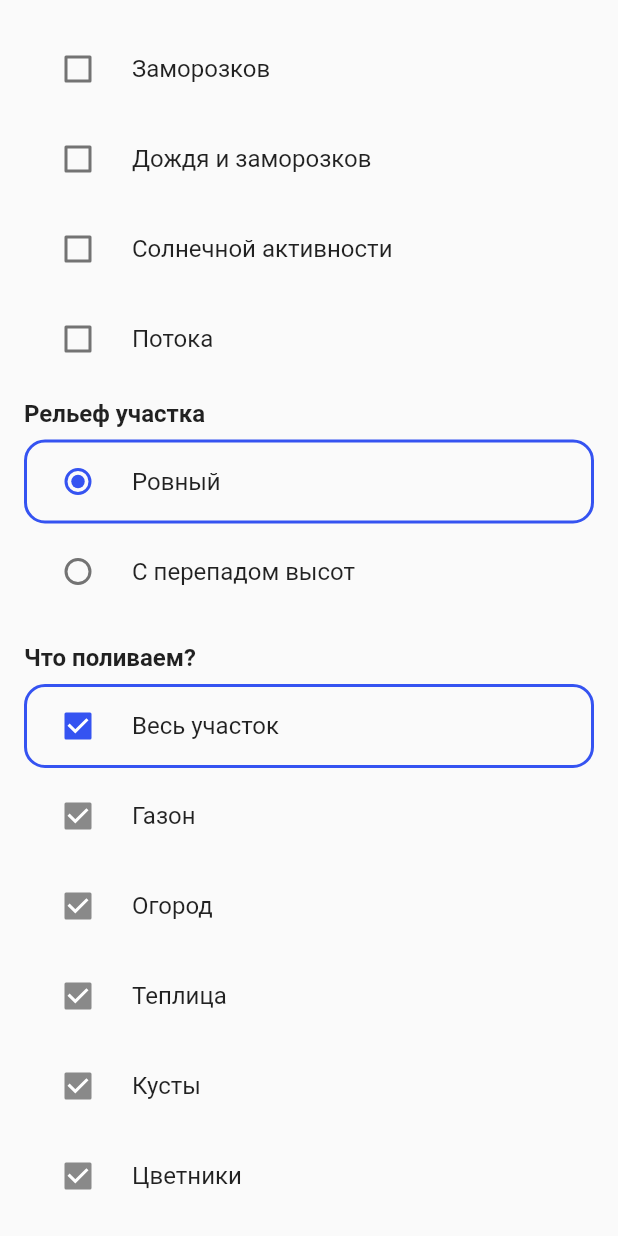
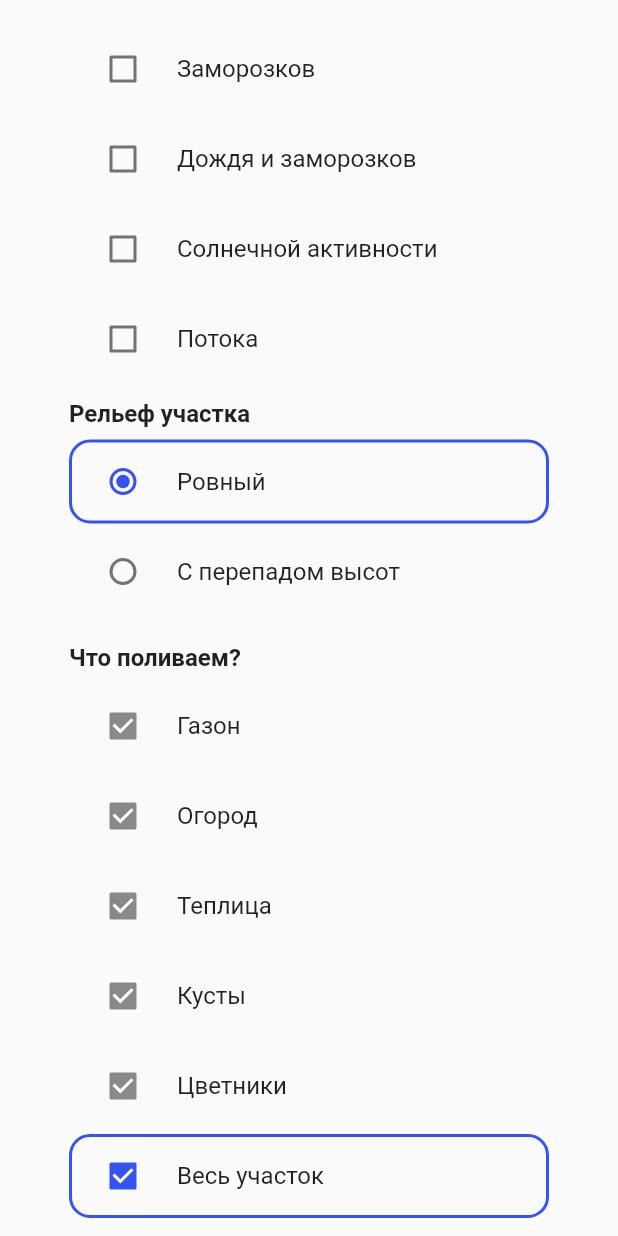
Before and after one commit to 8847141/flutter_web, a Flutter app: the screen it shows after launch, scrolled down 911 dp, after a tap on "Весь участок", on a phone screen of 412 x 824 dp. Run offline on Flutter 3.47's test engine with Material 2 defaults, Android fonts, the phone set to English and light mode, and no system bars; our stand-ins replace bloc, flutter_bloc.

Commit message:
Fixed textField

```diff
--- a/lib/HomePage.dart
+++ b/lib/HomePage.dart
@@ -8,7 +8,14 @@ class HomePage extends StatelessWidget {
 
   @override
   Widget build(BuildContext context) {
-    return Scaffold(
+    return GestureDetector(
+      onTap: () {
+        FocusScopeNode currentFocus = FocusScope.of(context);
+        if (!currentFocus.hasPrimaryFocus) {
+          currentFocus.unfocus();
+        }
+      },
+      child: Scaffold(
         //backgroundColor: Colors.white70,
         body: Center(
           child: ListView(
@@ -27,6 +34,7 @@ class HomePage extends StatelessWidget {
             ],
           ),
         ),
+      ),
     );
   }
 }
@@ -36,7 +44,11 @@ class ColumnQuestions extends StatelessWidget {
 
   @override
   Widget build(BuildContext context) {
-    return SizedBox(
+    return Row(
+      crossAxisAlignment: CrossAxisAlignment.start,
+      mainAxisAlignment: MainAxisAlignment.center,
+      children: [
+        SizedBox(
           width: questionsWidth,
           child: Column(
             children: [
@@ -56,6 +68,8 @@ class ColumnQuestions extends StatelessWidget {
               const SizedBox(height: 12.0),
             ],
           ),
+        ),
+      ],
     );
   }
 }
--- a/lib/constants.dart
+++ b/lib/constants.dart
@@ -2,7 +2,7 @@ import 'package:flutter/material.dart';
 
 //* Sizes
 
-const double questionsWidth = 400.0;
+const double questionsWidth = 320.0; //MediaQuery.of(context).size.width - 32,
 
 //* Colors
 const Color mainColor = Color(0xff3553f1);
--- a/lib/models/answers.dart
+++ b/lib/models/answers.dart
@@ -4,7 +4,7 @@ import 'types_of_irrigated_landings.dart';
 
 class Answers {
   bool flatTerrain;
-  //String heightDifference;
+  String heightDifference;
   String connectionType;
   //String otherconnectionType;
   bool canBeWateredWalkway;
@@ -25,6 +25,7 @@ class Answers {
 
   Answers({
     this.flatTerrain = true,
+    this.heightDifference = '',
     this.connectionType = 'Емкость',
     this.canBeWateredWalkway = true,
     PreferredNozzleType preferredNozzleType,
@@ -41,6 +42,7 @@ class Answers {
 
   Answers copyWith({
     bool flatTerrain,
+    String heightDifference,
     String connectionType,
     bool canBeWateredWalkway,
     PreferredNozzleType preferredNozzleType,
@@ -51,6 +53,7 @@ class Answers {
   }) {
     return Answers(
         flatTerrain: flatTerrain ?? this.flatTerrain,
+        heightDifference: heightDifference ?? this.heightDifference,
         connectionType: connectionType ?? this.connectionType,
         canBeWateredWalkway: canBeWateredWalkway ?? this.canBeWateredWalkway,
         preferredNozzleType: preferredNozzleType ?? this.preferredNozzleType,
--- a/lib/widgets/terrarian_type_widget.dart
+++ b/lib/widgets/terrarian_type_widget.dart
@@ -6,9 +6,6 @@ import '../constants.dart';
 
 class TerrarianType extends StatelessWidget {
   TerrarianType({Key key}) : super(key: key);
-
-  final TextEditingController _heightDifferenceController =
-      TextEditingController();
 
   @override
   Widget build(BuildContext context) {
@@ -39,8 +36,9 @@ class TerrarianType extends StatelessWidget {
                       groupValue: bloc.answers.flatTerrain,
                       onChanged: (dynamic value) => context
                           .bloc<OptionsBloc>()
-                          .add(ChangeAnswers(bloc.answers
-                              .copyWith(flatTerrain: value as bool))),
+                          .add(ChangeAnswers(bloc.answers.copyWith(
+                              flatTerrain: value as bool,
+                              heightDifference: ''))),
                     ),
                   ),
                   answerIndent,
@@ -70,7 +68,7 @@ class TerrarianType extends StatelessWidget {
                       const Padding(
                         padding: EdgeInsets.only(left: 25.0),
                         child: Text(
-                          'Макс. перепад высот',
+                          'Перепад высот, м',
                           style: secondaryTextStyle,
                         ),
                       ),
@@ -79,7 +77,11 @@ class TerrarianType extends StatelessWidget {
                         child: SizedBox(
                           height: 56.0,
                           child: TextField(
-                            controller: _heightDifferenceController,
+                            onChanged: (value) => context
+                                .bloc<OptionsBloc>()
+                                .add(ChangeAnswers(bloc.answers
+                                    .copyWith(heightDifference: value))),
+                            cursorColor: mainColor,
                             maxLines: 1,
                             minLines: 1,
                             decoration: textFormInputDecoration,
--- a/lib/widgets/watering_widget.dart
+++ b/lib/widgets/watering_widget.dart
@@ -26,24 +26,6 @@ class Watering extends StatelessWidget {
                 alignment: Alignment.topLeft,
                 child: Column(
                   children: [
-                    DecoratedBox(
-                      decoration:
-                          bloc.answers.typesOfIrrigatedLandings.allGarden
-                              ? answerDecoration
-                              : hideDecoration,
-                      child: CheckboxListTile(
-                        title: const Text('Весь участок'),
-                        activeColor: mainColor,
-                        controlAffinity: ListTileControlAffinity.leading,
-                        value: bloc.answers.typesOfIrrigatedLandings.allGarden,
-                        onChanged: (value) => context.bloc<OptionsBloc>().add(
-                            ChangeAnswers(bloc.answers.copyWith(
-                                typesOfIrrigatedLandings: bloc
-                                    .answers.typesOfIrrigatedLandings
-                                    .copyWith(allGarden: value)))),
-                      ),
-                    ),
-                    answerIndent,
                     DecoratedBox(
                       decoration: bloc.answers.typesOfIrrigatedLandings.grass &&
                               !bloc.answers.typesOfIrrigatedLandings.allGarden
@@ -151,6 +133,24 @@ class Watering extends StatelessWidget {
                                     .copyWith(flowers: value)))),
                       ),
                     ),
+                    answerIndent,
+                    DecoratedBox(
+                      decoration:
+                          bloc.answers.typesOfIrrigatedLandings.allGarden
+                              ? answerDecoration
+                              : hideDecoration,
+                      child: CheckboxListTile(
+                        title: const Text('Весь участок'),
+                        activeColor: mainColor,
+                        controlAffinity: ListTileControlAffinity.leading,
+                        value: bloc.answers.typesOfIrrigatedLandings.allGarden,
+                        onChanged: (value) => context.bloc<OptionsBloc>().add(
+                            ChangeAnswers(bloc.answers.copyWith(
+                                typesOfIrrigatedLandings: bloc
+                                    .answers.typesOfIrrigatedLandings
+                                    .copyWith(allGarden: value)))),
+                      ),
+                    ),
                   ],
                 ),
               );
```
Lines whose indentation alone changed are shown as unchanged.
